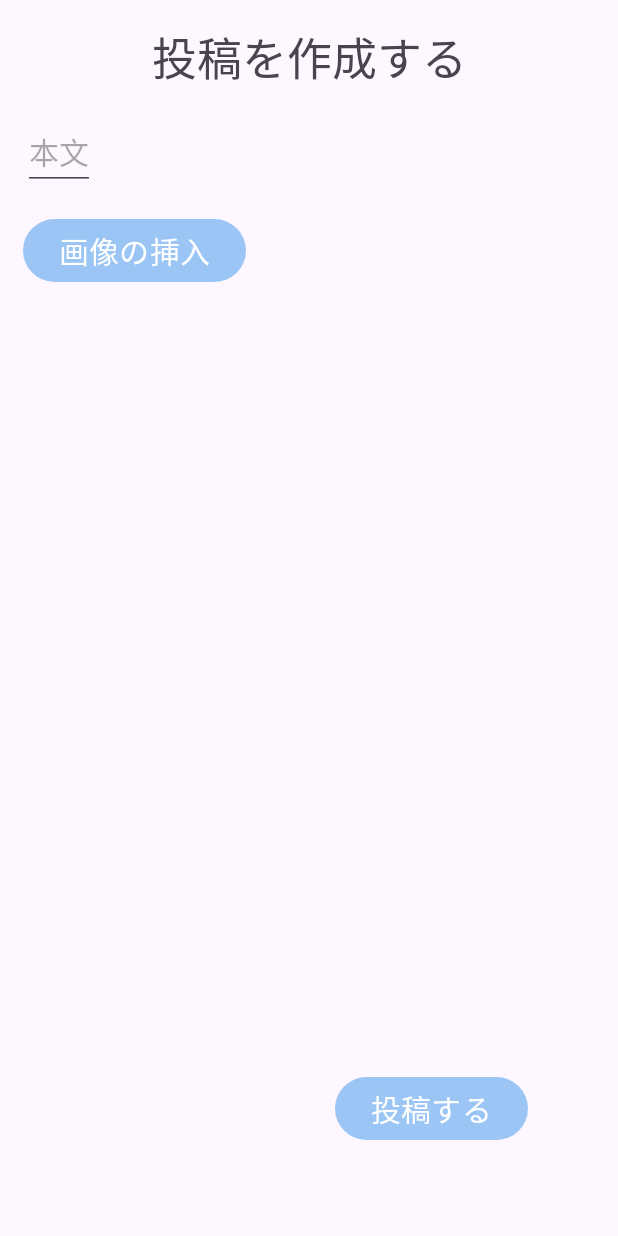
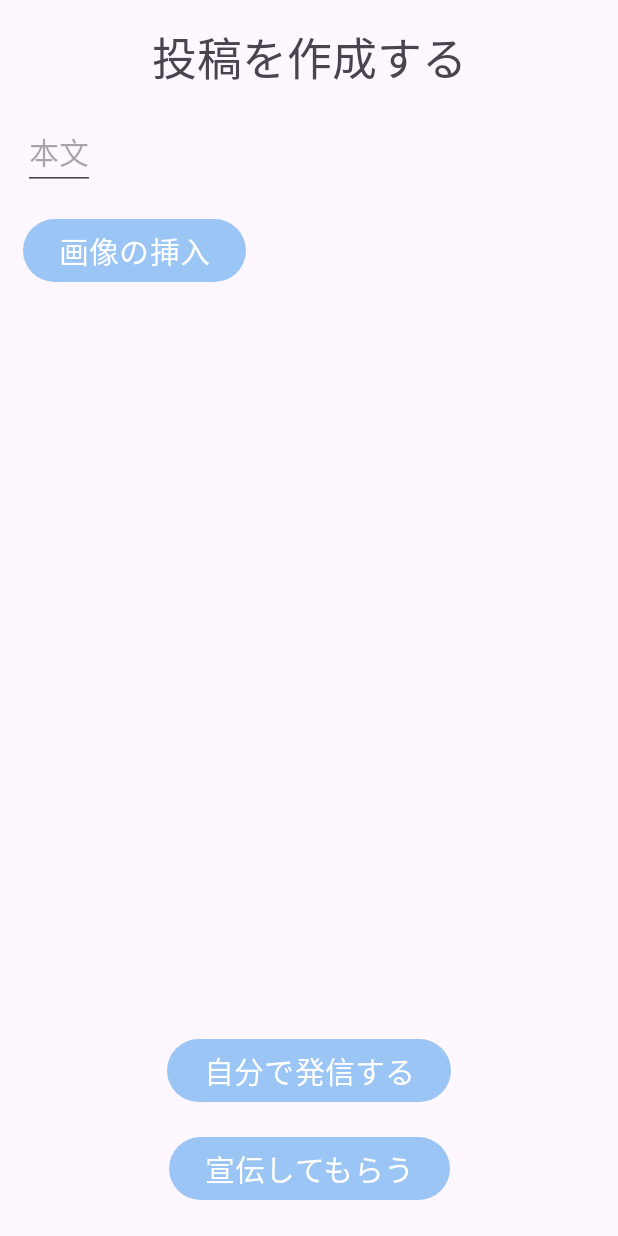
Before and after one commit to nozomi-terasawa/BluetoothMatchingApp, an Android app: the CreatePostFragment screen opened through its navigation route, on a phone screen of 412 x 824 dp. Run offline under Robolectric (Android 15) with nearby library versions, the phone set to English and light mode, and no system bars; our stand-ins replace Firebase (no records; nobody signed in at launch, a user with empty details on screens opened directly); 1 statement that could not run was skipped.

Commit message:
ボトムナビゲーションに広告掲示用のメニューを追加（処理は未実装）

```diff
--- a/app/src/main/java/com/example/bluettoothmatching/MainActivity.kt
+++ b/app/src/main/java/com/example/bluettoothmatching/MainActivity.kt
@@ -22,8 +22,6 @@ class MainActivity : AppCompatActivity() {
         binding = ActivityMainBinding.inflate(layoutInflater)
         setContentView(binding.root)
 
-
-
         val navHostFragment = supportFragmentManager
             .findFragmentById(R.id.nav_host_fragment) as NavHostFragment
         navController = navHostFragment.navController
@@ -32,6 +30,7 @@ class MainActivity : AppCompatActivity() {
             val currentDestination = navController.currentDestination?.id
             val selectedDestination = when (menuItem.itemId) {
                 R.id.home -> R.id.profileListFragment
+                R.id.show_advertise -> R.id.advertiseListFragment
                 R.id.odl_list -> R.id.pastProfileListFragment
                 else -> null
             }
--- a/app/src/main/java/com/example/bluettoothmatching/fragment/CreatePostFragment.kt
+++ b/app/src/main/java/com/example/bluettoothmatching/fragment/CreatePostFragment.kt
@@ -8,6 +8,7 @@ import android.view.View
 import android.view.ViewGroup
 import androidx.appcompat.app.AppCompatActivity
 import androidx.fragment.app.Fragment
+import com.example.bluettoothmatching.R
 import com.example.bluettoothmatching.database.FireBaseStorage
 import com.example.bluettoothmatching.database.FireStore
 import com.example.bluettoothmatching.database.imageRef
@@ -31,6 +32,8 @@ class CreatePostFragment : Fragment() {
 
     override fun onViewCreated(view: View, savedInstanceState: Bundle?) {
         super.onViewCreated(view, savedInstanceState)
+        activity?.findViewById<View>(R.id.bottom_navigation_view)?.visibility = View.GONE
+
         binding.postButton.setOnClickListener {
             val body = binding.createBody.text.toString()
 
--- /dev/null
+++ b/app/src/main/res/drawable/baseline_list_alt_24.xml
@@ -0,0 +1,5 @@
+<vector android:autoMirrored="true" android:height="24dp"
+    android:tint="#000000" android:viewportHeight="24"
+    android:viewportWidth="24" android:width="24dp" xmlns:android="http://schemas.android.com/apk/res/android">
+    <path android:fillColor="@android:color/white" android:pathData="M19,5v14L5,19L5,5h14m1.1,-2L3.9,3c-0.5,0 -0.9,0.4 -0.9,0.9v16.2c0,0.4 0.4,0.9 0.9,0.9h16.2c0.4,0 0.9,-0.5 0.9,-0.9L21,3.9c0,-0.5 -0.5,-0.9 -0.9,-0.9zM11,7h6v2h-6L11,7zM11,11h6v2h-6v-2zM11,15h6v2h-6zM7,7h2v2L7,9zM7,11h2v2L7,13zM7,15h2v2L7,17z"/>
+</vector>
--- a/app/src/main/res/layout/fragment_create_post.xml
+++ b/app/src/main/res/layout/fragment_create_post.xml
@@ -42,10 +42,23 @@
         android:id="@+id/post_button"
         android:layout_width="wrap_content"
         android:layout_height="wrap_content"
-        android:text="投稿する"
+        android:text="自分で発信する"
         android:textSize="20dp"
+        app:layout_constraintStart_toStartOf="parent"
+        app:layout_constraintEnd_toEndOf="parent"
+        app:layout_constraintBottom_toTopOf="@id/advertise_button"
+        android:layout_margin="15dp" />
+
+    <Button
+        android:id="@+id/advertise_button"
+        android:layout_width="wrap_content"
+        android:layout_height="wrap_content"
+        android:text="宣伝してもらう"
+        android:textSize="20sp"
+        app:layout_constraintStart_toStartOf="parent"
         app:layout_constraintEnd_toEndOf="parent"
         app:layout_constraintBottom_toBottomOf="parent"
-        android:layout_margin="60dp" />
+        android:layout_margin="20dp" />
+
 
 </androidx.constraintlayout.widget.ConstraintLayout>
--- a/app/src/main/res/layout/fragment_profile_list.xml
+++ b/app/src/main/res/layout/fragment_profile_list.xml
@@ -29,8 +29,6 @@
     <androidx.constraintlayout.widget.ConstraintLayout
         android:layout_width="match_parent"
         android:layout_height="match_parent">
-
-
 
         <androidx.recyclerview.widget.RecyclerView
             android:id="@+id/recyclerView"
--- a/app/src/main/res/menu/bottom_navigation_menu.xml
+++ b/app/src/main/res/menu/bottom_navigation_menu.xml
@@ -4,8 +4,12 @@
     <item
         android:id="@+id/home"
         android:icon="@drawable/baseline_add_to_home_screen_24"
-        android:title="home"/>
+        android:title="home" />
 
+    <item
+        android:id="@+id/show_advertise"
+        android:icon="@drawable/baseline_list_alt_24"
+        android:title="advertise" />
 
     <item
         android:id="@+id/odl_list"
--- a/app/src/main/res/navigation/nav_graph.xml
+++ b/app/src/main/res/navigation/nav_graph.xml
@@ -48,6 +48,9 @@
         <action
             android:id="@+id/action_profileListFragment_to_createPostFragment2"
             app:destination="@id/createPostFragment2" />
+        <action
+            android:id="@+id/action_profileListFragment_to_advertiseListFragment"
+            app:destination="@id/advertiseListFragment" />
     </fragment>
     <fragment
         android:id="@+id/createProfileFragment"
@@ -67,5 +70,10 @@
         android:name="com.example.bluettoothmatching.fragment.CreatePostFragment"
         android:label="fragment_create_post"
         tools:layout="@layout/fragment_create_post" />
+    <fragment
+        android:id="@+id/advertiseListFragment"
+        android:name="com.example.bluettoothmatching.fragment.AdvertiseListFragment"
+        android:label="fragment_advertise_list"
+        tools:layout="@layout/fragment_advertise_list" />
 
 </navigation>
```
Also changed, not shown: app/src/main/java/com/example/bluettoothmatching/fragment/AdvertiseListFragment.kt (added, +30 -0 lines), app/src/main/res/drawable/my_home.xml (deleted, +0 -36 lines), app/src/main/res/drawable/my_old_list.xml (deleted, +0 -144 lines), app/src/main/res/drawable/star_1.xml (deleted, +0 -9 lines), app/src/main/res/layout/fragment_advertise_list.xml (added, +14 -0 lines).
